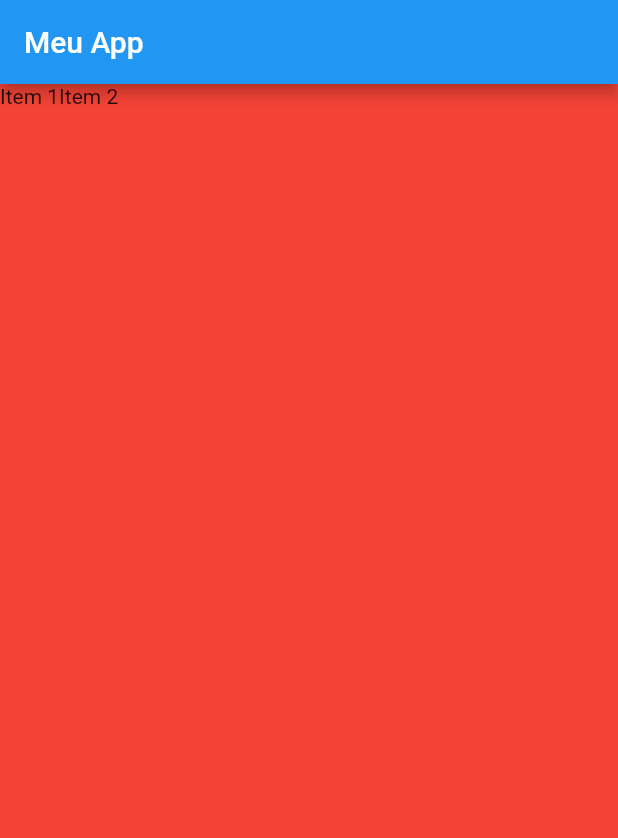
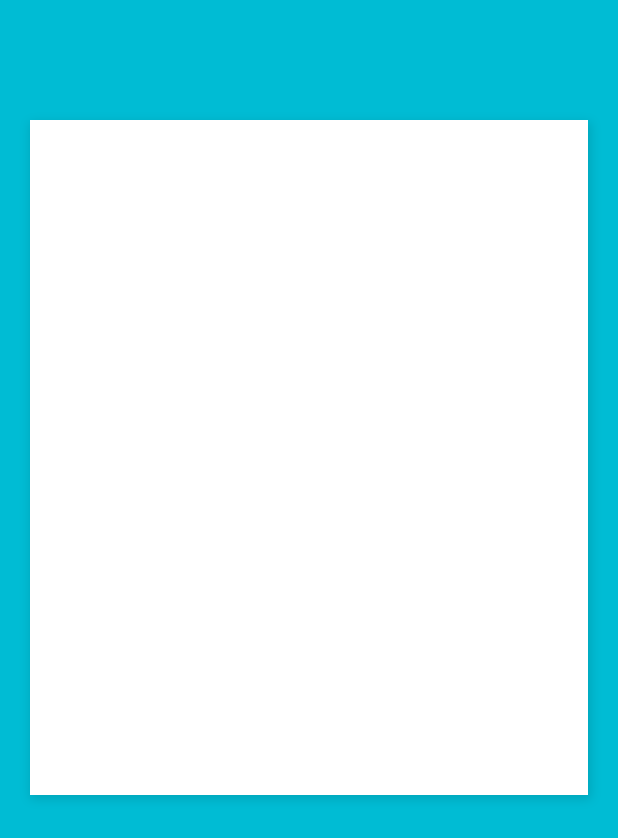
Before and after one commit to viniciusaugutis/flutter-shopping-layout, a Flutter app: the screen it shows after launch, on a phone screen of 412 x 824 dp. Shown: the top 838 px of the screen. Run offline on Flutter 3.47's test engine with Material 2 defaults, Android fonts, the phone set to English and light mode, and no system bars.

Commit message:
Iniciando widget de login e boxDecoration

```diff
--- a/lib/main.dart
+++ b/lib/main.dart
@@ -1,4 +1,5 @@
 import 'package:flutter/material.dart';
+import 'package:shoppinglayout/pages/login.page.dart';
 
 void main() {
   runApp(MyApp());
@@ -10,11 +11,12 @@ class MyApp extends StatelessWidget {
   Widget build(BuildContext context) {
     return MaterialApp(
       title: 'Flutter Demo',
+      debugShowCheckedModeBanner: false,
       theme: ThemeData(
         primarySwatch: Colors.blue,
         visualDensity: VisualDensity.adaptivePlatformDensity,
       ),
-      home: HomePage(),
+      home: LoginPage(),
     );
   }
 }
--- /dev/null
+++ b/lib/pages/login.page.dart
@@ -0,0 +1,34 @@
+import 'package:flutter/material.dart';
+
+class LoginPage extends StatelessWidget {
+  @override
+  Widget build(BuildContext context) {
+    return SafeArea(
+      child: Scaffold(
+        body: Container(
+          color: Colors.cyan,
+          padding: EdgeInsets.only(
+            top: 80,
+            left: 20,
+            right: 20,
+            bottom: 40,
+          ),
+          child: Column(
+            children: <Widget>[
+              Container(
+                  height: 450,
+                  decoration: BoxDecoration(color: Colors.white, boxShadow: [
+                    new BoxShadow(
+                      color: Colors.black12,
+                      offset: new Offset(1, 2.0),
+                      blurRadius: 5,
+                      spreadRadius: 1,
+                    )
+                  ])),
+            ],
+          ),
+        ),
+      ),
+    );
+  }
+}
```
